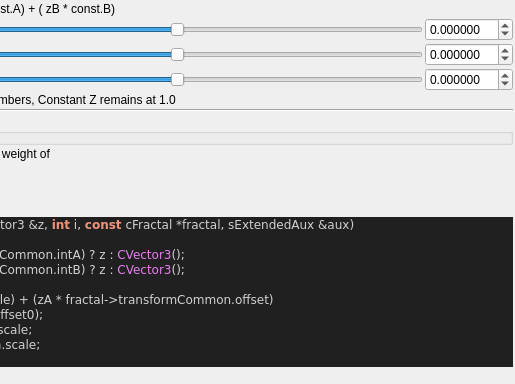
Qt form mandelbulber2/formula/ui/fractal_transf_iteration_weight.ui (buddhi1980/mandelbulber2) before a commit; both pictures show x 248 to 763 and y 0 to 384 of the 763 by 522 pixel window.
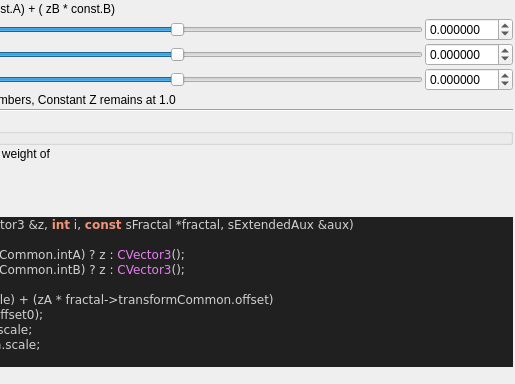
The same form after that commit. Custom widgets are drawn as their Qt base class.

What changed in the file:
```diff
--- a/mandelbulber2/formula/ui/fractal_transf_iteration_weight.ui
+++ b/mandelbulber2/formula/ui/fractal_transf_iteration_weight.ui
@@ -311,7 +311,7 @@
 &lt;/table&gt;
 &lt;h3&gt;Code&lt;/h3&gt;
 &lt;body style=&quot;background-color:#202020&quot;&gt;
-&lt;pre style=&quot;color:#d0d0d0; background-color:#202020;  font-family:'Courier New',monospace;&quot;&gt;&lt;span style=&quot;color:#f09479; font-weight:bold&quot;&gt;void&lt;/span&gt; &lt;span style=&quot;color:#e47eed&quot;&gt;TransfIterationWeightIteration&lt;/span&gt;&lt;span style=&quot;color:#d0d0d0&quot;&gt;(&lt;/span&gt;CVector3 &lt;span style=&quot;color:#d0d0d0&quot;&gt;&amp;amp;&lt;/span&gt;z&lt;span style=&quot;color:#d0d0d0&quot;&gt;,&lt;/span&gt; &lt;span style=&quot;color:#f09479; font-weight:bold&quot;&gt;int&lt;/span&gt; i&lt;span style=&quot;color:#d0d0d0&quot;&gt;,&lt;/span&gt; &lt;span style=&quot;color:#f09479; font-weight:bold&quot;&gt;const&lt;/span&gt; cFractal &lt;span style=&quot;color:#d0d0d0&quot;&gt;*&lt;/span&gt;fractal&lt;span style=&quot;color:#d0d0d0&quot;&gt;,&lt;/span&gt; sExtendedAux &lt;span style=&quot;color:#d0d0d0&quot;&gt;&amp;amp;&lt;/span&gt;aux&lt;span style=&quot;color:#d0d0d0&quot;&gt;)&lt;/span&gt;
+&lt;pre style=&quot;color:#d0d0d0; background-color:#202020;  font-family:'Courier New',monospace;&quot;&gt;&lt;span style=&quot;color:#f09479; font-weight:bold&quot;&gt;void&lt;/span&gt; &lt;span style=&quot;color:#e47eed&quot;&gt;TransfIterationWeightIteration&lt;/span&gt;&lt;span style=&quot;color:#d0d0d0&quot;&gt;(&lt;/span&gt;CVector3 &lt;span style=&quot;color:#d0d0d0&quot;&gt;&amp;amp;&lt;/span&gt;z&lt;span style=&quot;color:#d0d0d0&quot;&gt;,&lt;/span&gt; &lt;span style=&quot;color:#f09479; font-weight:bold&quot;&gt;int&lt;/span&gt; i&lt;span style=&quot;color:#d0d0d0&quot;&gt;,&lt;/span&gt; &lt;span style=&quot;color:#f09479; font-weight:bold&quot;&gt;const&lt;/span&gt; sFractal &lt;span style=&quot;color:#d0d0d0&quot;&gt;*&lt;/span&gt;fractal&lt;span style=&quot;color:#d0d0d0&quot;&gt;,&lt;/span&gt; sExtendedAux &lt;span style=&quot;color:#d0d0d0&quot;&gt;&amp;amp;&lt;/span&gt;aux&lt;span style=&quot;color:#d0d0d0&quot;&gt;)&lt;/span&gt;
 &lt;span style=&quot;color:#d0d0d0&quot;&gt;{&lt;/span&gt;
   CVector3 zA &lt;span style=&quot;color:#d0d0d0&quot;&gt;= (&lt;/span&gt;i &lt;span style=&quot;color:#d0d0d0&quot;&gt;==&lt;/span&gt; fractal&lt;span style=&quot;color:#d0d0d0&quot;&gt;-&amp;gt;&lt;/span&gt;transformCommon&lt;span style=&quot;color:#d0d0d0&quot;&gt;.&lt;/span&gt;intA&lt;span style=&quot;color:#d0d0d0&quot;&gt;)&lt;/span&gt; ? z &lt;span style=&quot;color:#d0d0d0&quot;&gt;:&lt;/span&gt; &lt;span style=&quot;color:#e47eed&quot;&gt;CVector3&lt;/span&gt;&lt;span style=&quot;color:#d0d0d0&quot;&gt;();&lt;/span&gt;
   CVector3 zB &lt;span style=&quot;color:#d0d0d0&quot;&gt;= (&lt;/span&gt;i &lt;span style=&quot;color:#d0d0d0&quot;&gt;==&lt;/span&gt; fractal&lt;span style=&quot;color:#d0d0d0&quot;&gt;-&amp;gt;&lt;/span&gt;transformCommon&lt;span style=&quot;color:#d0d0d0&quot;&gt;.&lt;/span&gt;intB&lt;span style=&quot;color:#d0d0d0&quot;&gt;)&lt;/span&gt; ? z &lt;span style=&quot;color:#d0d0d0&quot;&gt;:&lt;/span&gt; &lt;span style=&quot;color:#e47eed&quot;&gt;CVector3&lt;/span&gt;&lt;span style=&quot;color:#d0d0d0&quot;&gt;();&lt;/span&gt;
```
